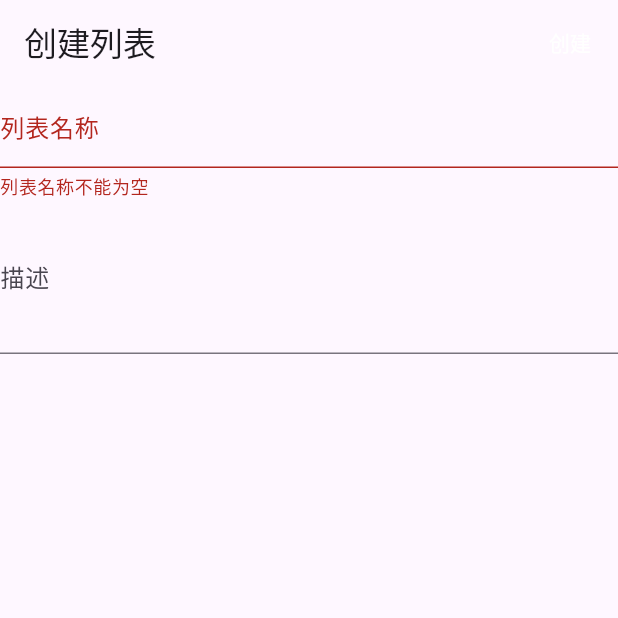
After one commit to ddzy/github, a Flutter app: the CreateUserListPage screen opened by its route, after a tap on "创建", on a phone screen of 412 x 824 dp, the top half of it. The commit adds this screen. Run offline on Flutter 3.47's test engine with Material 3 defaults, Android fonts, the phone set to English and light mode, and no system bars; our stand-ins replace dio, flutter_html, go_router, graphql_flutter, shared_preferences, transparent_image; missing offline and left inert: flutter_emoji; accounts and stored records are empty; network calls fail.

Commit message:
feat: 新增创建列表页

```diff
--- a/lib/main.dart
+++ b/lib/main.dart
@@ -1,4 +1,5 @@
 import 'package:flutter/material.dart';
+import 'package:github/pages/create_user_list/create_user_list.dart';
 import 'package:go_router/go_router.dart';
 import 'package:graphql_flutter/graphql_flutter.dart';
 import 'package:shared_preferences/shared_preferences.dart';
@@ -10,8 +11,7 @@ import './pages/explore/explore.dart' show ExplorePage;
 import './pages/notification/notification.dart' show NotificationPage;
 import './pages/starred/starred.dart' show StarredPage;
 import './constants/constants.dart' show $constants;
-import 'components/custom_bottom_navigation_bar/custom_bottom_navigation_bar.dart'
-    show CustomBottomNavigationBar;
+import 'components/custom_bottom_navigation_bar/custom_bottom_navigation_bar.dart' show CustomBottomNavigationBar;
 
 final GlobalKey<NavigatorState> $router = GlobalKey<NavigatorState>();
 
@@ -20,16 +20,21 @@ void main() async {
   var storage = await SharedPreferences.getInstance();
   var token = storage.getString($constants.storageToken.githubAccessToken);
   var httpLink = HttpLink('https://api.github.com/graphql');
-  var authLink = AuthLink(getToken: () async {
-    return 'Bearer $token';
-  });
+  var authLink = AuthLink(
+    getToken: () async {
+      return 'Bearer $token';
+    },
+  );
   var link = authLink.concat(httpLink);
   var client = ValueNotifier<GraphQLClient>(
-      GraphQLClient(link: link, cache: GraphQLCache()));
+    GraphQLClient(link: link, cache: GraphQLCache()),
+  );
 
-  runApp(MyApp(
-    client: client,
-  ));
+  runApp(
+    MyApp(
+      client: client,
+    ),
+  );
 }
 
 class MyApp extends StatelessWidget {
@@ -46,8 +51,7 @@ class MyApp extends StatelessWidget {
             redirect: (context, state) async {
               // 每次 hotreload 时，根据 token 来判断跳到登录页或者停留在当前页
               final storage = await SharedPreferences.getInstance();
-              var token =
-                  storage.getString($constants.storageToken.githubAccessToken);
+              var token = storage.getString($constants.storageToken.githubAccessToken);
               return token == null ? '/login' : '/starred';
             },
           ),
@@ -70,10 +74,11 @@ class MyApp extends StatelessWidget {
         ],
         pageBuilder: (context, state, child) {
           return MaterialPage(
-              child: Scaffold(
-            body: child,
-            bottomNavigationBar: const CustomBottomNavigationBar(),
-          ));
+            child: Scaffold(
+              body: child,
+              bottomNavigationBar: const CustomBottomNavigationBar(),
+            ),
+          );
         },
       ),
       GoRoute(
@@ -83,6 +88,10 @@ class MyApp extends StatelessWidget {
       GoRoute(
         path: '/starred',
         builder: (context, state) => const StarredPage(),
+      ),
+      GoRoute(
+        path: '/create-user-list',
+        builder: (context, state) => const CreateUserListPage(),
       ),
     ],
     errorBuilder: (context, state) => const NotFound(),
--- /dev/null
+++ b/lib/pages/create_user_list/create_user_list.dart
@@ -0,0 +1,138 @@
+import 'dart:developer';
+
+import 'package:flutter/material.dart';
+import 'package:github/utils/utils.dart';
+import 'package:go_router/go_router.dart';
+import 'package:graphql_flutter/graphql_flutter.dart';
+
+part 'gql.dart';
+
+class CreateUserListPage extends StatefulWidget {
+  const CreateUserListPage({super.key});
+
+  @override
+  State<StatefulWidget> createState() {
+    return _CreateUserListPageState();
+  }
+}
+
+class _CreateUserListPageState extends State<CreateUserListPage> {
+  final _ruleForm = _RuleForm(name: '', description: '');
+  final _form = GlobalKey<FormState>();
+
+  @override
+  Widget build(BuildContext context) {
+    return Scaffold(
+      appBar: AppBar(
+        title: const Text('创建列表'),
+        actions: [
+          Mutation(
+            options: MutationOptions(
+              document: gql(postUserList()),
+            ),
+            builder: (RunMutation runMutation, QueryResult? result) {
+              if (result!.isLoading) {
+                return Container(
+                  margin: const EdgeInsets.only(right: 20),
+                  child: const Center(
+                    child: SizedBox(
+                      width: 20,
+                      height: 20,
+                      child: Center(
+                        child: CircularProgressIndicator(
+                          color: Colors.white,
+                          strokeWidth: 3,
+                        ),
+                      ),
+                    ),
+                  ),
+                );
+              }
+              if (result.hasException) {
+                inspect(result.exception);
+                WidgetsBinding.instance.addPostFrameCallback(
+                  (timeStamp) {
+                    var message = result.exception?.graphqlErrors[0].message;
+                    $utils.clearSnackBar(context);
+                    $utils.showSnackBar(context, Text(message ?? ''));
+                  },
+                );
+              }
+              if (result.data != null) {
+                WidgetsBinding.instance.addPostFrameCallback((timeStamp) {
+                  if (GoRouter.of(context).canPop()) {
+                    GoRouter.of(context).pop();
+                  }
+                });
+              }
+              return TextButton(
+                onPressed: () {
+                  if (_form.currentState!.validate()) {
+                    runMutation(_ruleForm.toJson());
+                  }
+                },
+                child: const Text(
+                  "创建",
+                  style: TextStyle(color: Colors.white),
+                ),
+              );
+            },
+          ),
+        ],
+      ),
+      body: Form(
+        key: _form,
+        child: Column(
+          children: [
+            TextFormField(
+              decoration: const InputDecoration(
+                labelText: '列表名称',
+              ),
+              onTapOutside: (event) {
+                FocusScope.of(context).requestFocus(FocusNode());
+              },
+              validator: (value) {
+                if (value == null || value.isEmpty) {
+                  return '列表名称不能为空';
+                }
+                return null;
+              },
+              onChanged: (value) {
+                _ruleForm.name = value;
+              },
+            ),
+            TextFormField(
+              maxLines: 3,
+              decoration: const InputDecoration(
+                labelText: '描述',
+              ),
+              onTapOutside: (event) {
+                FocusScope.of(context).requestFocus(FocusNode());
+              },
+              onChanged: (value) {
+                _ruleForm.description = value;
+              },
+            ),
+          ],
+        ),
+      ),
+    );
+  }
+}
+
+class _RuleForm {
+  _RuleForm({
+    required this.name,
+    required this.description,
+  });
+
+  String name;
+  String description;
+
+  Map<String, dynamic> toJson() {
+    return {
+      'name': name,
+      description: description,
+    };
+  }
+}
--- /dev/null
+++ b/lib/pages/create_user_list/gql.dart
@@ -0,0 +1,15 @@
+part of 'create_user_list.dart';
+
+String postUserList() {
+  return """
+    mutation(\$name: String!, \$description: String) {
+      createUserList(
+        input: {
+          name: \$name,
+          description: \$description,
+        },
+      ) {
+      }
+    }
+  """;
+}
--- a/lib/pages/starred/starred.dart
+++ b/lib/pages/starred/starred.dart
@@ -5,6 +5,7 @@ import 'package:flutter_emoji/flutter_emoji.dart';
 import 'package:github/components/custom_empty/custom_empty.dart';
 import 'package:github/models/repository_model/repository_model.dart';
 import 'package:github/models/user_model/user_model.dart';
+import 'package:go_router/go_router.dart';
 import 'package:graphql_flutter/graphql_flutter.dart';
 import 'package:transparent_image/transparent_image.dart';
 
@@ -155,7 +156,9 @@ class _StarredPageState extends State<StarredPage> {
                 ),
                 const Spacer(),
                 TextButton.icon(
-                  onPressed: () {},
+                  onPressed: () {
+                    GoRouter.of(context).push('/create-user-list');
+                  },
                   icon: const Icon(Icons.add, color: Colors.blue),
                   label: const Text('新', style: TextStyle(color: Colors.blue)),
                 ),
```
Also changed, not shown: lib/utils/utils.dart (+13 -7 lines).
